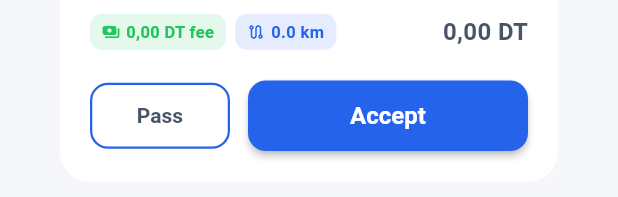
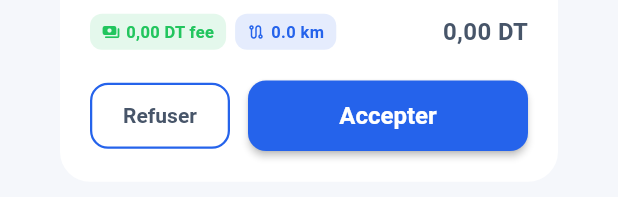
Before and after one commit to cherif-adam/cmandili_driver, a Flutter app: the OrderOfferDialog widget shown alone on an empty page, opened directly with empty values, on a phone screen of 412 x 824 dp. Shown: the part 617-814 px from the top of the screen. Run offline on Flutter 3.47's test engine with Material 3 defaults, Android fonts, the phone set to English and light mode, and no system bars; our stand-ins replace firebase_core, firebase_messaging, flutter_dotenv, flutter_local_notifications, flutter_riverpod, geocoding and 6 more; missing offline and left inert: flutter_background_service, mapbox_maps_flutter; accounts and stored records are empty; network calls fail.

Commit message:
feat: add reject confirmation dialog on order offer
When the driver taps "Refuser", an inline confirmation panel appears
inside the existing OrderOfferDialog (not a new navigator route):
  - Title: "Êtes-vous sûr ?"
  - Message: "Voulez-vous vraiment refuser cette commande ?"
  - "Oui, je refuse" → calls _onPass() (existing waterfall logic)
  - "Non, j'accepte" → dismisses panel and accepts the order

The _ticker countdown is completely unaffected: it keeps running
while the panel is visible and still calls _onPass(auto:true) when
the 15-second window expires, dismissing the whole dialog normally.

Co-Authored-By: Claude Sonnet 4.6 <noreply@anthropic.com>

```diff
--- a/lib/features/orders/presentation/widgets/order_offer_dialog.dart
+++ b/lib/features/orders/presentation/widgets/order_offer_dialog.dart
@@ -35,6 +35,9 @@ class _OrderOfferDialogState extends State<OrderOfferDialog> {
   Map<String, dynamic>? _order;
   bool _loading = true;
   bool _settling = false;
+  // When true, the inline reject-confirmation panel is visible.
+  // The countdown timer is NOT paused — it keeps ticking normally.
+  bool _confirmingReject = false;
 
   @override
   void initState() {
@@ -157,17 +160,79 @@ class _OrderOfferDialogState extends State<OrderOfferDialog> {
               else
                 _buildOrderSummary(),
               const SizedBox(height: 20),
+              // ── Inline reject confirmation panel ─────────────────────────────
+              // Shown when driver taps "Refuser". The countdown timer (_ticker)
+              // keeps running normally — if it expires while this panel is
+              // visible, _onPass(auto: true) fires and pops the whole dialog.
+              if (_confirmingReject) ...[
+                Container(
+                  padding: const EdgeInsets.all(16),
+                  decoration: BoxDecoration(
+                    color: AppColors.error.withValues(alpha: 0.08),
+                    borderRadius: BorderRadius.circular(14),
+                    border: Border.all(color: AppColors.error.withValues(alpha: 0.25)),
+                  ),
+                  child: Column(
+                    children: [
+                      const Text(
+                        'Êtes-vous sûr ?',
+                        style: TextStyle(fontWeight: FontWeight.bold, fontSize: 15),
+                      ),
+                      const SizedBox(height: 6),
+                      const Text(
+                        'Voulez-vous vraiment refuser cette commande ?',
+                        textAlign: TextAlign.center,
+                        style: TextStyle(color: AppColors.textSecondary, fontSize: 13),
+                      ),
+                      const SizedBox(height: 14),
                       Row(
                         children: [
                           Expanded(
                             child: OutlinedButton(
                               onPressed: _settling ? null : () => _onPass(),
                               style: OutlinedButton.styleFrom(
+                                padding: const EdgeInsets.symmetric(vertical: 12),
+                                foregroundColor: AppColors.error,
+                                side: BorderSide(color: AppColors.error.withValues(alpha: 0.5)),
+                                shape: RoundedRectangleBorder(borderRadius: BorderRadius.circular(10)),
+                              ),
+                              child: const Text('Oui, je refuse', style: TextStyle(fontWeight: FontWeight.w600, fontSize: 13)),
+                            ),
+                          ),
+                          const SizedBox(width: 10),
+                          Expanded(
+                            child: ElevatedButton(
+                              onPressed: _settling ? null : () {
+                                setState(() => _confirmingReject = false);
+                                _onAccept();
+                              },
+                              style: ElevatedButton.styleFrom(
+                                backgroundColor: AppColors.primary,
+                                foregroundColor: Colors.white,
+                                padding: const EdgeInsets.symmetric(vertical: 12),
+                                shape: RoundedRectangleBorder(borderRadius: BorderRadius.circular(10)),
+                              ),
+                              child: const Text('Non, j\'accepte', style: TextStyle(fontWeight: FontWeight.bold, fontSize: 13)),
+                            ),
+                          ),
+                        ],
+                      ),
+                    ],
+                  ),
+                ),
+              ] else ...[
+                Row(
+                  children: [
+                    Expanded(
+                      child: OutlinedButton(
+                        // Show inline confirmation panel instead of passing immediately.
+                        onPressed: _settling ? null : () => setState(() => _confirmingReject = true),
+                        style: OutlinedButton.styleFrom(
                           padding: const EdgeInsets.symmetric(vertical: 14),
                           foregroundColor: AppColors.textSecondary,
                           shape: RoundedRectangleBorder(borderRadius: BorderRadius.circular(12)),
                         ),
-                      child: const Text('Pass', style: TextStyle(fontWeight: FontWeight.w600)),
+                        child: const Text('Refuser', style: TextStyle(fontWeight: FontWeight.w600)),
                       ),
                     ),
                     const SizedBox(width: 12),
@@ -181,11 +246,12 @@ class _OrderOfferDialogState extends State<OrderOfferDialog> {
                           padding: const EdgeInsets.symmetric(vertical: 14),
                           shape: RoundedRectangleBorder(borderRadius: BorderRadius.circular(12)),
                         ),
-                      child: const Text('Accept', style: TextStyle(fontWeight: FontWeight.bold, fontSize: 16)),
+                        child: const Text('Accepter', style: TextStyle(fontWeight: FontWeight.bold, fontSize: 16)),
                       ),
                     ),
                   ],
                 ),
+              ],
             ],
           ),
         ),
```
Lines whose indentation alone changed are shown as unchanged.
